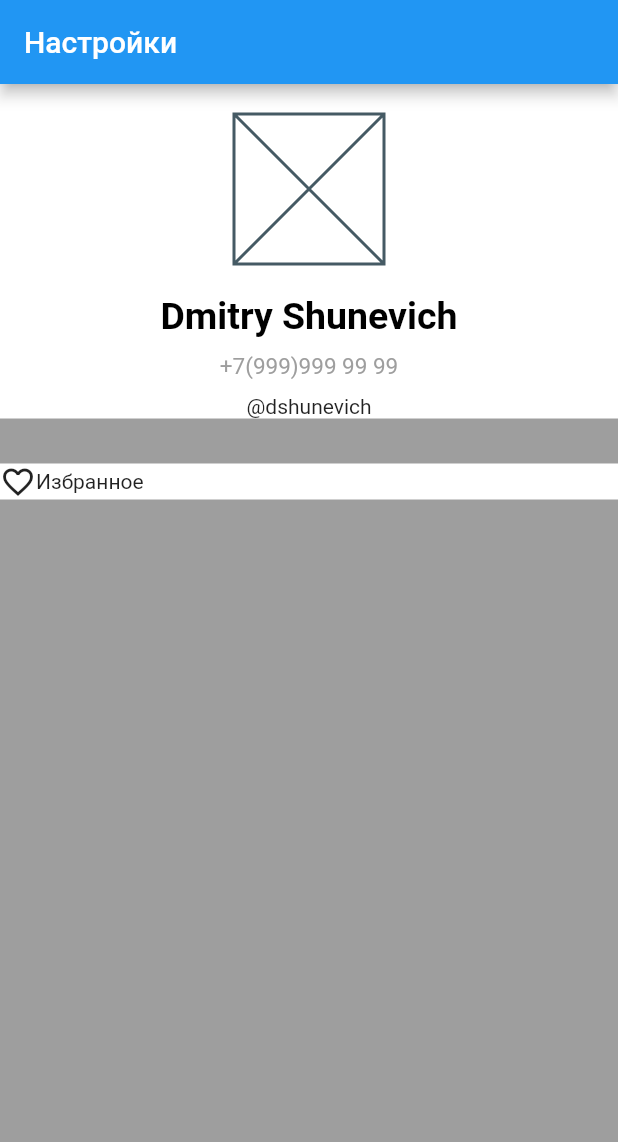
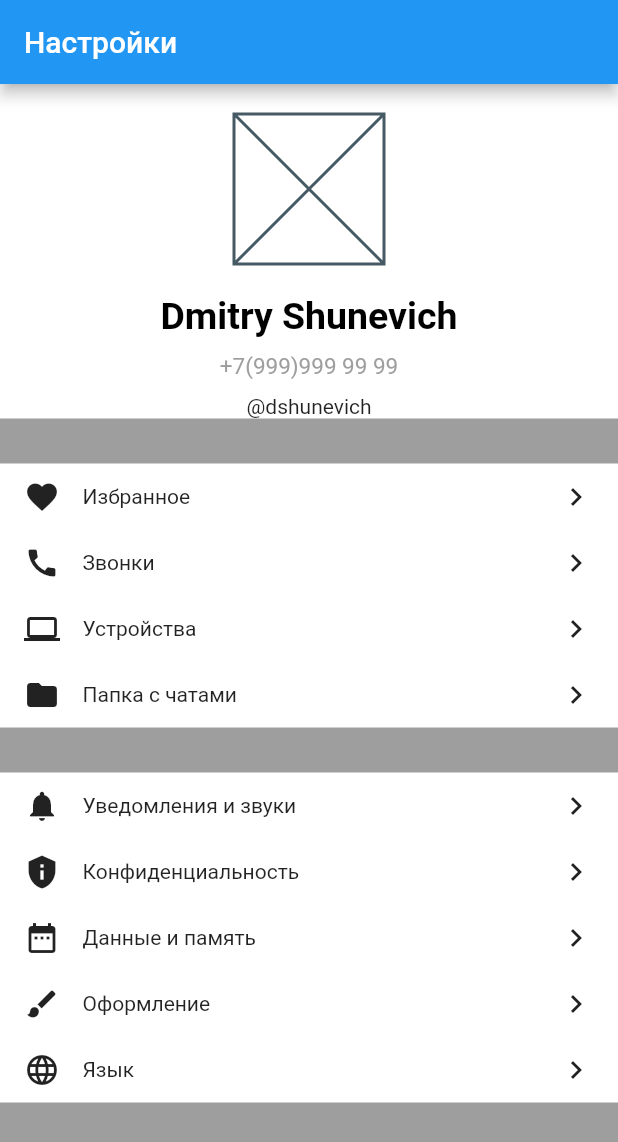
Before and after one commit to dshunevich/flutter_telegram_settings_page, a Flutter app: the screen it shows after launch, on a phone screen of 412 x 824 dp. Shown: the top 1142 px of the screen. Run offline on Flutter 3.47's test engine with Material 2 defaults, Android fonts, the phone set to English and light mode, and no system bars.

Commit message:
third comment

```diff
--- a/analysis_options.yaml
+++ b/analysis_options.yaml
@@ -3,7 +3,7 @@ include: package:pedantic/analysis_options.1.11.0.yaml
 analyzer:
   strong-mode:
     implicit-casts: false
-    implicit-dynamics: false
+    #implicit-dynamics: false
 
 linter:
   rules:
--- a/lib/widgets/user_profile.dart
+++ b/lib/widgets/user_profile.dart
@@ -2,7 +2,20 @@ import 'package:flutter/material.dart';
 import 'package:flutter/widgets.dart';
 
 class UserProfile extends StatelessWidget {
-  const UserProfile({Key? key}) : super(key: key);
+  List<MenuRowData> firstMenuRow = [
+    MenuRowData(Icons.favorite, 'Избранное'),
+    MenuRowData(Icons.call, 'Звонки'),
+    MenuRowData(Icons.computer, 'Устройства'),
+    MenuRowData(Icons.folder, 'Папка с чатами'),
+  ];
+  List<MenuRowData> secondMenuRow = [
+    MenuRowData(Icons.notifications, 'Уведомления и звуки'),
+    MenuRowData(Icons.privacy_tip, 'Конфиденциальность'),
+    MenuRowData(Icons.date_range, 'Данные и память'),
+    MenuRowData(Icons.brush, 'Оформление'),
+    MenuRowData(Icons.language, 'Язык'),
+  ];
+  UserProfile();
 
   @override
   Widget build(BuildContext context) {
@@ -19,7 +32,9 @@ class UserProfile extends StatelessWidget {
           children: [
             _UserInfo(),
             SizedBox(height: 30),
-            _MenuBlock(),
+            _MenuWidget(menuRow: firstMenuRow),
+            SizedBox(height: 30),
+            _MenuWidget(menuRow: secondMenuRow),
           ],
         ),
       ),
@@ -112,8 +127,12 @@ class _AvatarWidget extends StatelessWidget {
   }
 }
 
-class _MenuBlock extends StatelessWidget {
-  const _MenuBlock({Key? key}) : super(key: key);
+class _MenuWidget extends StatelessWidget {
+  final List<MenuRowData> menuRow;
+  const _MenuWidget({
+    Key? key,
+    required this.menuRow,
+  }) : super(key: key);
 
   @override
   Widget build(BuildContext context) {
@@ -121,13 +140,38 @@ class _MenuBlock extends StatelessWidget {
       color: Colors.white,
       width: double.infinity,
       child: Column(
+        children: menuRow.map((data) => _MenuWidgetRow(data: data)).toList(),
+      ),
+    );
+  }
+}
+
+class MenuRowData {
+  final IconData icon;
+  final String text;
+
+  MenuRowData(this.icon, this.text);
+}
+
+class _MenuWidgetRow extends StatelessWidget {
+  final MenuRowData data;
+
+  const _MenuWidgetRow({
+    Key? key,
+    required this.data,
+  }) : super(key: key);
+
+  @override
+  Widget build(BuildContext context) {
+    return Padding(
+      padding: EdgeInsets.symmetric(horizontal: 16, vertical: 10),
+      child: Row(
+        mainAxisSize: MainAxisSize.max,
         children: [
-          Row(
-            children: [
-              Icon(Icons.favorite_outline),
-              Text('Избранное'),
-            ],
-          )
+          Icon(data.icon),
+          SizedBox(width: 15),
+          Expanded(child: Text(data.text)),
+          Icon(Icons.chevron_right),
         ],
       ),
     );
```
